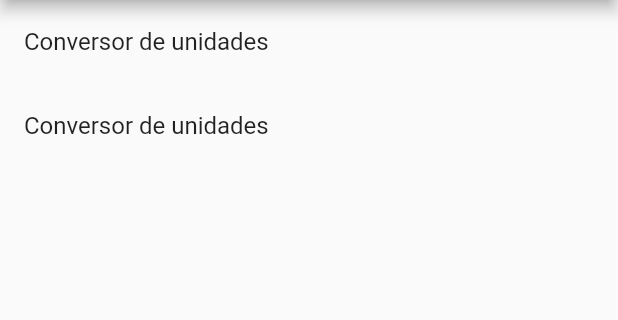
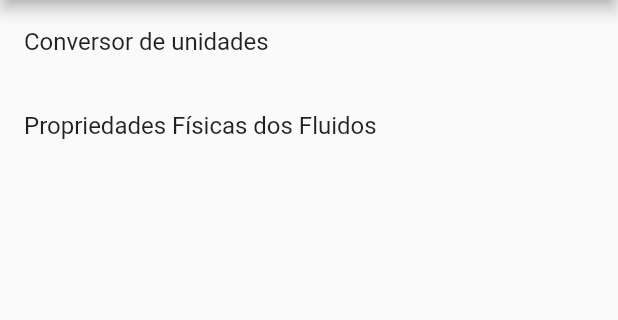
Before and after one commit to JuTluszcz/Projeto_Hidralc, a Flutter app: the screen it shows after launch, on a phone screen of 412 x 824 dp, the part 84-404 px from its top. Run offline on Flutter 3.47's test engine with Material 2 defaults, Android fonts, the light colour scheme and no system bars.

Commit message:
28/04 primeira

```diff
--- a/hidralc_calc/lib/createListDeterminacoes.dart
+++ b/hidralc_calc/lib/createListDeterminacoes.dart
@@ -10,7 +10,7 @@ List<ListDeterminacoesModel> createListDeterminacoes() {
    text:  "Conversor de unidades",route: ConversorDeUnidades(),
   );
   ListDeterminacoesModel item2 = ListDeterminacoesModel(
-   text:  "Conversor de unidades",route: PropriedadesFisicasDosFluidos(),
+   text:  "Propriedades Físicas dos Fluidos",route: PropriedadesFisicasDosFluidos(),
   );
 // ListDeterminacoesModel item2 = ListDeterminacoesModel(
 //   "Propriedades fisicas dos fluidos",
```
Also changed, not shown: hidralc_calc/lib/conversorDeUnidades.dart (+6 -13 lines).
